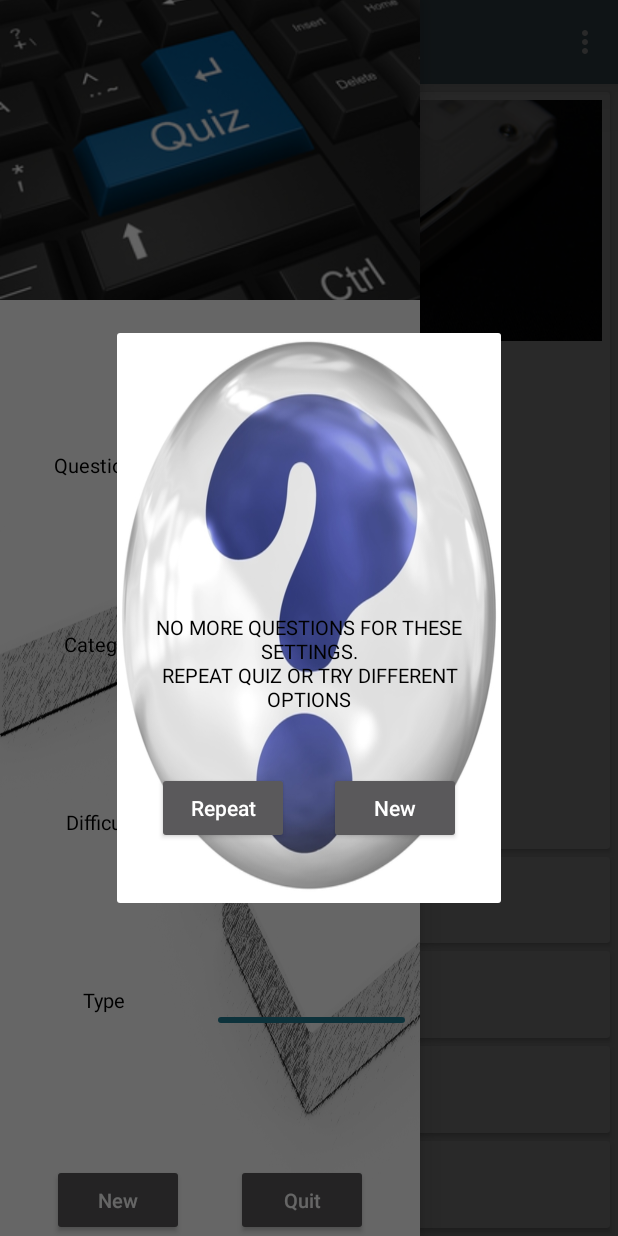
After one commit to GiannisVisvikis/QuizApp, an Android app: the fragment ResetDialog placed in its activity, on a phone screen of 412 x 824 dp. The commit adds this screen. Run offline under Robolectric (Android 15) with nearby library versions, the phone set to English and light mode, and no system bars; our stand-ins replace AdMob; 3 statements that could not run were skipped.

Commit message:
Ready for main fragment

```diff
--- a/app/src/main/java/noncom/visvikis/giannis/retrofittest/ApiResponse.java
+++ b/app/src/main/java/noncom/visvikis/giannis/retrofittest/ApiResponse.java
@@ -19,7 +19,7 @@ public class ApiResponse
         return responseCode;
     }
 
-    public List<QuizQuestion> getResults()
+    public List<QuizQuestion> getQuestions()
     {
         return results;
     }
--- a/app/src/main/java/noncom/visvikis/giannis/retrofittest/InterFragmentCommunication.java
+++ b/app/src/main/java/noncom/visvikis/giannis/retrofittest/InterFragmentCommunication.java
@@ -5,7 +5,13 @@ public interface InterFragmentCommunication
 
 
     void closeTheDrawer();
+    void openTheDrawer();
+
     String getApiToken();
 
-    void setTheQuiz(ApiResponse response);
+    MenuFragment getMenuFragment();
+    MainFragment getMainFragment();
+
+    void resetTheToken(String query);
+    void setTheQuiz(ApiResponse response, String query);
 }
--- /dev/null
+++ b/app/src/main/java/noncom/visvikis/giannis/retrofittest/ResetDialog.java
@@ -0,0 +1,114 @@
+package noncom.visvikis.giannis.retrofittest;
+
+import android.content.Context;
+import android.content.res.Configuration;
+import android.os.Bundle;
+import android.support.annotation.NonNull;
+import android.support.annotation.Nullable;
+import android.support.v4.app.DialogFragment;
+import android.support.v7.widget.AppCompatButton;
+import android.view.LayoutInflater;
+import android.view.View;
+import android.view.ViewGroup;
+import android.view.Window;
+
+public class ResetDialog extends DialogFragment
+{
+
+
+    private InterFragmentCommunication act;
+    private String query;
+
+    @Override
+    public void onAttach(Context context)
+    {
+        super.onAttach(context);
+
+        act = (InterFragmentCommunication) getActivity();
+
+    }
+
+
+    @Override
+    public void onCreate(@Nullable Bundle savedInstanceState)
+    {
+        super.onCreate(savedInstanceState);
+
+        setCancelable(false);
+        if(savedInstanceState == null)
+            query = getArguments().getString("QUERY");
+        else
+            query = savedInstanceState.getString("QUERY");
+    }
+
+
+
+
+    @Nullable
+    @Override
+    public View onCreateView(@NonNull LayoutInflater inflater, @Nullable ViewGroup container, @Nullable Bundle savedInstanceState)
+    {
+
+        View root = inflater.inflate(R.layout.reset_dialog, container, false);
+
+        AppCompatButton repeatButton = root.findViewById(R.id.repeat_button);
+        repeatButton.setOnClickListener(new View.OnClickListener()
+        {
+            @Override
+            public void onClick(View v)
+            {
+                act.resetTheToken(query); //reset the token through a loader and on loader finish make the retrofit call again
+                ResetDialog.this.dismiss();
+            }
+        });
+
+
+        AppCompatButton resetNewQuizButton = root.findViewById(R.id.reset_new_button);
+        resetNewQuizButton.setOnClickListener(new View.OnClickListener()
+        {
+            @Override
+            public void onClick(View v)
+            {
+                ResetDialog.this.dismiss();
+                act.openTheDrawer(); //if not a drawer present, will be handled there
+            }
+        });
+
+
+        getDialog().requestWindowFeature(Window.FEATURE_NO_TITLE);
+
+        return root;
+    }
+
+
+
+    @Override
+    public void onStart() {
+        super.onStart();
+
+        int width, height;
+
+        if(getActivity().getResources().getConfiguration().orientation == Configuration.ORIENTATION_PORTRAIT){
+            width = (int) (getResources().getDisplayMetrics().widthPixels * 0.70);
+            height = (int) (getResources().getDisplayMetrics().heightPixels * 0.50);
+        }
+        else{
+            width = (int) (getResources().getDisplayMetrics().widthPixels * 0.50);
+            height = (int) (getResources().getDisplayMetrics().heightPixels * 0.70);
+        }
+
+        getDialog().getWindow().setLayout(width, height);
+
+    }
+
+
+    @Override
+    public void onSaveInstanceState(Bundle outState)
+    {
+        super.onSaveInstanceState(outState);
+
+        outState.putString("QUERY", query);
+    }
+
+
+}
--- /dev/null
+++ b/app/src/main/res/layout/reset_dialog.xml
@@ -0,0 +1,68 @@
+<?xml version="1.0" encoding="utf-8"?>
+<LinearLayout
+    xmlns:android="http://schemas.android.com/apk/res/android"
+    android:orientation="vertical"
+    android:layout_width="match_parent"
+    android:layout_height="match_parent"
+    android:background="@drawable/question_mark_main_back"
+    android:weightSum="3">
+
+    <LinearLayout
+        android:layout_width="match_parent"
+        android:layout_height="0dp"
+        android:layout_weight="2"
+        android:gravity="center">
+
+        <android.support.v7.widget.AppCompatTextView
+            android:layout_width="match_parent"
+            android:layout_height="match_parent"
+            android:textAlignment="center"
+            android:textColor="@color/black"
+            android:textSize="@dimen/nav_settings_letters"
+            android:text="@string/reset_dialog_message"
+            android:gravity="bottom"/>
+
+    </LinearLayout>
+
+
+    <LinearLayout
+        android:layout_width="match_parent"
+        android:layout_height="0dp"
+        android:layout_weight="1"
+        android:orientation="horizontal"
+        android:gravity="center">
+
+        <FrameLayout
+            android:layout_width="match_parent"
+            android:layout_height="match_parent"
+            android:layout_weight="1"/>
+
+        <android.support.v7.widget.AppCompatButton
+            android:layout_width="wrap_content"
+            android:layout_height="wrap_content"
+            android:textAllCaps="false"
+            android:text="@string/repeat"
+            android:id="@+id/repeat_button"/>
+
+        <FrameLayout
+            android:layout_width="match_parent"
+            android:layout_height="match_parent"
+            android:layout_weight="1"/>
+
+
+        <android.support.v7.widget.AppCompatButton
+            android:layout_width="wrap_content"
+            android:layout_height="wrap_content"
+            android:textAllCaps="false"
+            android:text="@string/start_button"
+            android:id="@+id/reset_new_button"/>
+
+        <FrameLayout
+            android:layout_width="match_parent"
+            android:layout_height="match_parent"
+            android:layout_weight="1"/>
+
+
+    </LinearLayout>
+
+</LinearLayout>
--- a/app/src/main/res/values/strings.xml
+++ b/app/src/main/res/values/strings.xml
@@ -21,12 +21,13 @@
     <string name="api_not_responding">REMOTE SERVER NOT RESPONDING\nPLEASE TRY AGAIN LATER</string>
     <string name="no_connection">NO INTERNET CONNECTION\nACTIVATE AND TAP TO RETRY</string>
     <string name="unfortunately">UNFORTUNATELY, SECURITY PATCH\nCOULD NOT BE INSTALLED TO YOUR DEVICE\nSERVER CALLS MAY NOT HAD BEEN SAFE</string>
+    <string name="reset_dialog_message">NO MORE QUESTIONS FOR THESE SETTINGS.\nREPEAT QUIZ OR TRY DIFFERENT OPTIONS</string>
+    <string name="repeat">Repeat</string>
 
 
     <string-array name="num_questions_options">
         <item>10</item>
         <item>15</item>
-        <item>20</item>
     </string-array>
 
 
```
Also changed, not shown: app/src/main/java/noncom/visvikis/giannis/retrofittest/ApiTokenResetLoader.java (added, +84 -0 lines), app/src/main/java/noncom/visvikis/giannis/retrofittest/MainActivity.java (+91 -9 lines), app/src/main/java/noncom/visvikis/giannis/retrofittest/MenuFragment.java (+54 -47 lines), app/src/main/res/drawable/question_mark_main_back.jpg.
